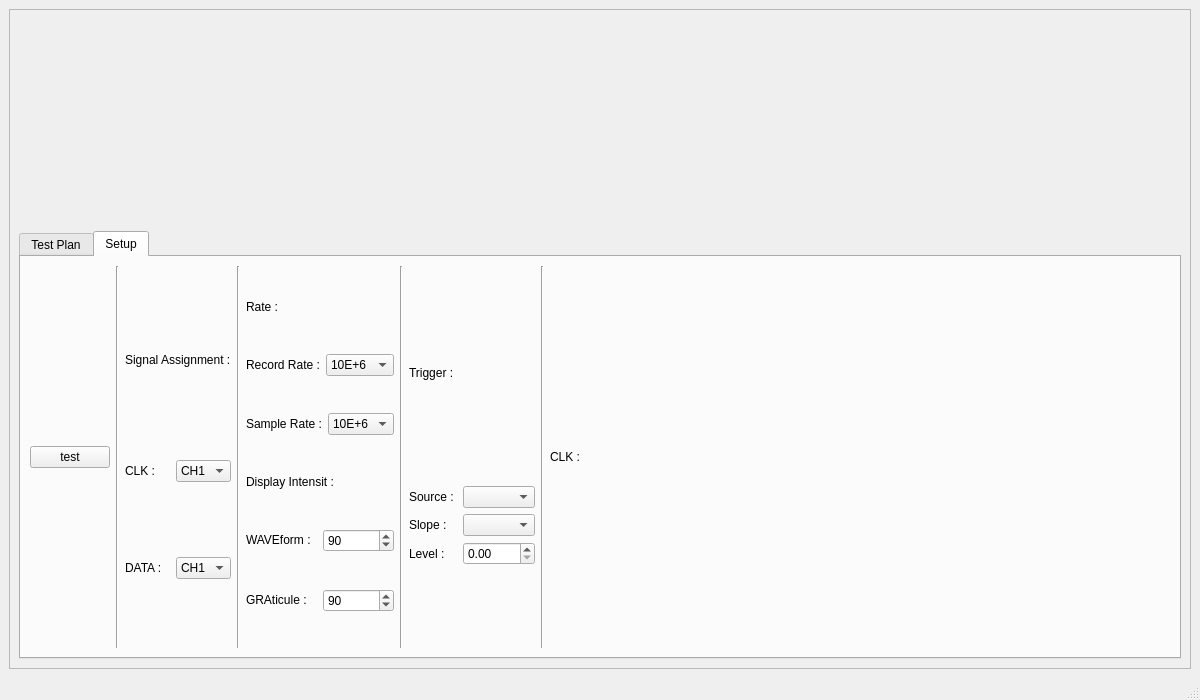
Old version of the form main_window.ui in the repository 106368030chentairong/SPIV-I2C.
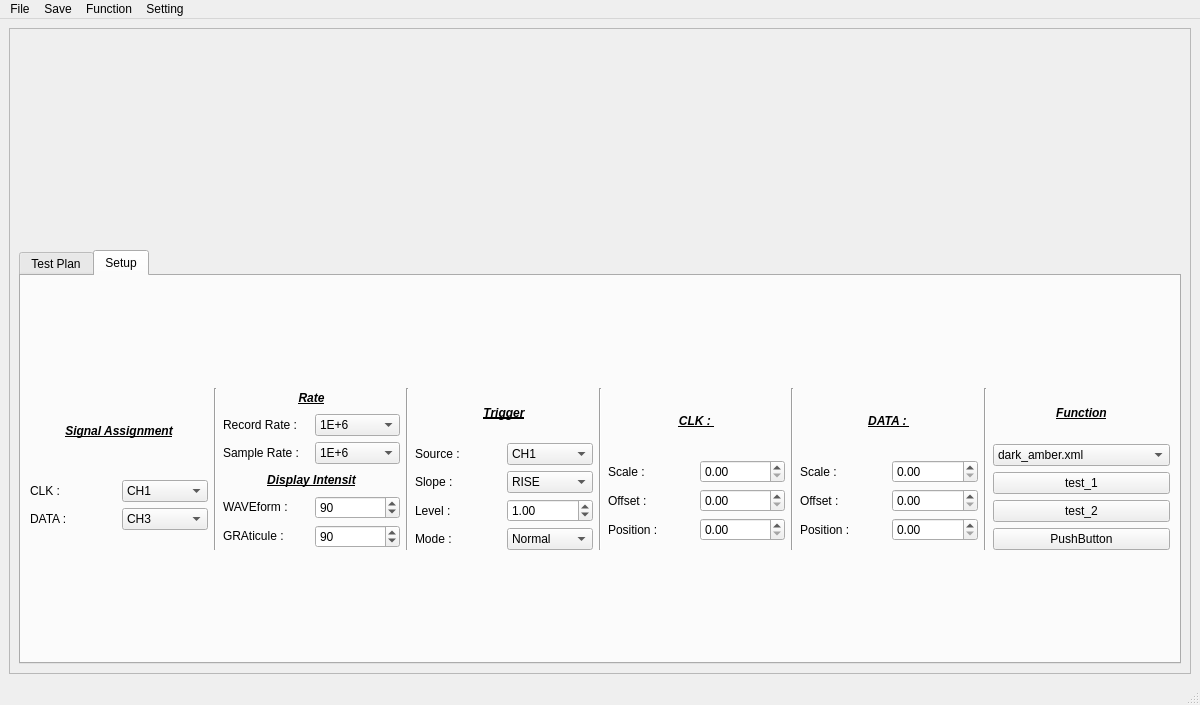
New version of the form. Custom widgets are drawn as their Qt base class.

```diff
--- a/main_window.ui
+++ b/main_window.ui
@@ -7,7 +7,7 @@
     <x>0</x>
     <y>0</y>
     <width>1200</width>
-    <height>700</height>
+    <height>705</height>
    </rect>
   </property>
   <property name="windowTitle">
@@ -136,20 +136,6 @@
               <layout class="QGridLayout" name="gridLayout_3">
                <item row="0" column="0">
                 <layout class="QHBoxLayout" name="horizontalLayout_2">
-                 <item>
-                  <widget class="QPushButton" name="PB_test">
-                   <property name="text">
-                    <string>test</string>
-                   </property>
-                  </widget>
-                 </item>
-                 <item>
-                  <widget class="Line" name="line">
-                   <property name="orientation">
-                    <enum>Qt::Vertical</enum>
-                   </property>
-                  </widget>
-                 </item>
                  <item>
                   <layout class="QVBoxLayout" name="verticalLayout_11">
                    <item>
@@ -160,14 +146,25 @@
                        <height>50</height>
                       </size>
                      </property>
+                     <property name="font">
+                      <font>
+                       <weight>75</weight>
+                       <italic>true</italic>
+                       <bold>true</bold>
+                       <underline>true</underline>
+                      </font>
+                     </property>
                      <property name="text">
-                      <string>Signal Assignment :</string>
+                      <string>Signal Assignment</string>
+                     </property>
+                     <property name="alignment">
+                      <set>Qt::AlignCenter</set>
                      </property>
                     </widget>
                    </item>
                    <item>
-                    <layout class="QHBoxLayout" name="horizontalLayout_6">
-                     <item>
+                    <layout class="QGridLayout" name="gridLayout_6">
+                     <item row="0" column="0">
                       <widget class="QLabel" name="label">
                        <property name="minimumSize">
                         <size>
@@ -189,8 +186,8 @@
                        </property>
                       </widget>
                      </item>
-                     <item>
-                      <widget class="QComboBox" name="comboBox">
+                     <item row="0" column="1">
+                      <widget class="QComboBox" name="CB_CLK_CH">
                        <item>
                         <property name="text">
                          <string>CH1</string>
@@ -213,14 +210,7 @@
                        </item>
                       </widget>
                      </item>
-                    </layout>
-                   </item>
-                   <item>
-                    <layout class="QHBoxLayout" name="horizontalLayout_7">
-                     <property name="sizeConstraint">
-                      <enum>QLayout::SetDefaultConstraint</enum>
-                     </property>
-                     <item>
+                     <item row="1" column="0">
                       <widget class="QLabel" name="label_2">
                        <property name="maximumSize">
                         <size>
@@ -239,8 +229,13 @@
                        </property>
                       </widget>
                      </item>
-                     <item>
-                      <widget class="QComboBox" name="comboBox_2">
+                     <item row="1" column="1">
+                      <widget class="QComboBox" name="CB_DATA_CH">
+                       <item>
+                        <property name="text">
+                         <string>CH3</string>
+                        </property>
+                       </item>
                        <item>
                         <property name="text">
                          <string>CH1</string>
@@ -284,8 +279,19 @@
                        <height>20</height>
                       </size>
                      </property>
+                     <property name="font">
+                      <font>
+                       <weight>75</weight>
+                       <italic>true</italic>
+                       <bold>true</bold>
+                       <underline>true</underline>
+                      </font>
+                     </property>
                      <property name="text">
-                      <string>Rate :</string>
+                      <string>Rate</string>
+                     </property>
+                     <property name="alignment">
+                      <set>Qt::AlignCenter</set>
                      </property>
                     </widget>
                    </item>
@@ -294,12 +300,37 @@
                      <item>
                       <widget class="QLabel" name="label_7">
                        <property name="text">
-                        <string>Record Rate :</string>
+                        <string>Record Rate : </string>
                        </property>
                       </widget>
                      </item>
                      <item>
-                      <widget class="QComboBox" name="comboBox_4">
+                      <widget class="QComboBox" name="CB_RR">
+                       <item>
+                        <property name="text">
+                         <string>1E+6</string>
+                        </property>
+                       </item>
+                       <item>
+                        <property name="text">
+                         <string>1000</string>
+                        </property>
+                       </item>
+                       <item>
+                        <property name="text">
+                         <string>10E+3</string>
+                        </property>
+                       </item>
+                       <item>
+                        <property name="text">
+                         <string>100E+3</string>
+                        </property>
+                       </item>
+                       <item>
+                        <property name="text">
+                         <string>5E+6</string>
+                        </property>
+                       </item>
                        <item>
                         <property name="text">
                          <string>10E+6</string>
@@ -320,12 +351,37 @@
                         </size>
                        </property>
                        <property name="text">
-                        <string>Sample Rate :</string>
+                        <string>Sample Rate : </string>
                        </property>
                       </widget>
                      </item>
                      <item>
-                      <widget class="QComboBox" name="comboBox_3">
+                      <widget class="QComboBox" name="CB_SR">
+                       <item>
+                        <property name="text">
+                         <string>1E+6</string>
+                        </property>
+                       </item>
+                       <item>
+                        <property name="text">
+                         <string>1000</string>
+                        </property>
+                       </item>
+                       <item>
+                        <property name="text">
+                         <string>10E+3</string>
+                        </property>
+                       </item>
+                       <item>
+                        <property name="text">
+                         <string>100E+3</string>
+                        </property>
+                       </item>
+                       <item>
+                        <property name="text">
+                         <string>5E+6</string>
+                        </property>
+                       </item>
                        <item>
                         <property name="text">
                          <string>10E+6</string>
@@ -343,8 +399,19 @@
                        <height>20</height>
                       </size>
                      </property>
+                     <property name="font">
+                      <font>
+                       <weight>75</weight>
+                       <italic>true</italic>
+                       <bold>true</bold>
+                       <underline>true</underline>
+                      </font>
+                     </property>
                      <property name="text">
-                      <string>Display Intensit :</string>
+                      <string>Display Intensit</string>
+                     </property>
+                     <property name="alignment">
+                      <set>Qt::AlignCenter</set>
                      </property>
                     </widget>
                    </item>
@@ -365,7 +432,7 @@
                         </size>
                        </property>
                        <property name="text">
-                        <string>WAVEform :</string>
+                        <string>WAVEform : </string>
                        </property>
                       </widget>
                      </item>
@@ -395,7 +462,7 @@
                         </size>
                        </property>
                        <property name="text">
-                        <string>GRAticule :</string>
+                        <string>GRAticule : </string>
                        </property>
                       </widget>
                      </item>
@@ -433,8 +500,21 @@
                        <height>50</height>
                       </size>
                      </property>
+                     <property name="font">
+                      <font>
+                       <pointsize>9</pointsize>
+                       <weight>75</weight>
+                       <italic>true</italic>
+                       <bold>true</bold>
+                       <underline>true</underline>
+                       <strikeout>false</strikeout>
+                      </font>
+                     </property>
                      <property name="text">
-                      <string>Trigger :</string>
+                      <string>Trigger</string>
+                     </property>
+                     <property name="alignment">
+                      <set>Qt::AlignCenter</set>
                      </property>
                     </widget>
                    </item>
@@ -450,15 +530,60 @@
                      <item row="1" column="0">
                       <widget class="QLabel" name="label_5">
                        <property name="text">
-                        <string>Slope :</string>
+                        <string>Slope : </string>
                        </property>
                       </widget>
                      </item>
-                     <item row="1" column="1">
-                      <widget class="QComboBox" name="comboBox_5"/>
-                     </item>
                      <item row="0" column="1">
-                      <widget class="QComboBox" name="comboBox_6"/>
+                      <widget class="QComboBox" name="CB_Trigger_CH">
+                       <item>
+                        <property name="text">
+                         <string>CH1</string>
+                        </property>
+                       </item>
+                       <item>
+                        <property name="text">
+                         <string>CH2</string>
+                        </property>
+                       </item>
+                       <item>
+                        <property name="text">
+                         <string>CH3</string>
+                        </property>
+                       </item>
+                       <item>
+                        <property name="text">
+                         <string>CH4</string>
+                        </property>
+                       </item>
+                      </widget>
+                     </item>
+                     <item row="2" column="1">
+                      <widget class="QDoubleSpinBox" name="CB_Trigger_LV">
+                       <property name="minimum">
+                        <double>-99.000000000000000</double>
+                       </property>
+                       <property name="singleStep">
+                        <double>0.100000000000000</double>
+                       </property>
+                       <property name="value">
+                        <double>1.000000000000000</double>
+                       </property>
+                      </widget>
+                     </item>
+                     <item row="1" column="1">
+                      <widget class="QComboBox" name="CB_Trigger_SL">
+                       <item>
+                        <property name="text">
+                         <string>RISE</string>
+                        </property>
+                       </item>
+                       <item>
+                        <property name="text">
+                         <string>FALL</string>
+                        </property>
+                       </item>
+                      </widget>
                      </item>
                      <item row="2" column="0">
                       <widget class="QLabel" name="label_12">
@@ -467,8 +592,26 @@
                        </property>
                       </widget>
                      </item>
-                     <item row="2" column="1">
-                      <widget class="QDoubleSpinBox" name="doubleSpinBox"/>
+                     <item row="3" column="0">
+                      <widget class="QLabel" name="label_15">
+                       <property name="text">
+                        <string>Mode : </string>
+                       </property>
+                      </widget>
+                     </item>
+                     <item row="3" column="1">
+                      <widget class="QComboBox" name="CB_Trigger_MODE">
+                       <item>
+                        <property name="text">
+                         <string>Normal</string>
+                        </property>
+                       </item>
+                       <item>
+                        <property name="text">
+                         <string>Auto</string>
+                        </property>
+                       </item>
+                      </widget>
                      </item>
                     </layout>
                    </item>
@@ -485,25 +628,292 @@
                   <layout class="QVBoxLayout" name="verticalLayout_10">
                    <item>
                     <widget class="QLabel" name="label_14">
+                     <property name="maximumSize">
+                      <size>
+                       <width>16777215</width>
+                       <height>50</height>
+                      </size>
+                     </property>
+                     <property name="font">
+                      <font>
+                       <weight>75</weight>
+                       <italic>true</italic>
+                       <bold>true</bold>
+                       <underline>true</underline>
+                      </font>
+                     </property>
                      <property name="text">
                       <string>CLK : </string>
                      </property>
+                     <property name="alignment">
+                      <set>Qt::AlignCenter</set>
+                     </property>
                     </widget>
                    </item>
+                   <item>
+                    <layout class="QGridLayout" name="gridLayout_5">
+                     <item row="0" column="0">
+                      <widget class="QLabel" name="label_16">
+                       <property name="text">
+                        <string>Scale : </string>
+                       </property>
+                      </widget>
+                     </item>
+                     <item row="1" column="0">
+                      <widget class="QLabel" name="label_17">
+                       <property name="text">
+                        <string>Offset : </string>
+                       </property>
+                      </widget>
+                     </item>
+                     <item row="0" column="1">
+                      <widget class="QDoubleSpinBox" name="SB_CLK_Scale"/>
+                     </item>
+                     <item row="1" column="1">
+                      <widget class="QDoubleSpinBox" name="SB_CLK_Offset"/>
+                     </item>
+                     <item row="2" column="0">
+                      <widget class="QLabel" name="label_21">
+                       <property name="text">
+                        <string>Position : </string>
+                       </property>
+                      </widget>
+                     </item>
+                     <item row="2" column="1">
+                      <widget class="QDoubleSpinBox" name="SB_CLK_Position"/>
+                     </item>
+                    </layout>
+                   </item>
                   </layout>
                  </item>
                  <item>
-                  <spacer name="horizontalSpacer">
+                  <widget class="Line" name="line_2">
                    <property name="orientation">
-                    <enum>Qt::Horizontal</enum>
+                    <enum>Qt::Vertical</enum>
                    </property>
-                   <property name="sizeHint" stdset="0">
-                    <size>
-                     <width>40</width>
-                     <height>20</height>
-                    </size>
+                  </widget>
+                 </item>
+                 <item>
+                  <layout class="QVBoxLayout" name="verticalLayout_8">
+                   <item>
+                    <widget class="QLabel" name="label_18">
+                     <property name="maximumSize">
+                      <size>
+                       <width>16777215</width>
+                       <height>50</height>
+                      </size>
+                     </property>
+                     <property name="font">
+                      <font>
+                       <weight>75</weight>
+                       <italic>true</italic>
+                       <bold>true</bold>
+                       <underline>true</underline>
+                      </font>
+                     </property>
+                     <property name="text">
+                      <string>DATA : </string>
+                     </property>
+                     <property name="alignment">
+                      <set>Qt::AlignCenter</set>
+                     </property>
+                    </widget>
+                   </item>
+                   <item>
+                    <layout class="QGridLayout" name="gridLayout_4">
+                     <item row="1" column="0">
+                      <widget class="QLabel" name="label_20">
+                       <property name="text">
+                        <string>Offset : </string>
+                       </property>
+                      </widget>
+                     </item>
+                     <item row="0" column="1">
+                      <widget class="QDoubleSpinBox" name="SB_DATA_Scale"/>
+                     </item>
+                     <item row="0" column="0">
+                      <widget class="QLabel" name="label_19">
+                       <property name="text">
+                        <string>Scale : </string>
+                       </property>
+                      </widget>
+                     </item>
+                     <item row="1" column="1">
+                      <widget class="QDoubleSpinBox" name="SB_DATA_Offset"/>
+                     </item>
+                     <item row="2" column="0">
+                      <widget class="QLabel" name="label_22">
+                       <property name="text">
+                        <string>Position : </string>
+                       </property>
+                      </widget>
+                     </item>
+                     <item row="2" column="1">
+                      <widget class="QDoubleSpinBox" name="SB_DATA_Position"/>
+                     </item>
+                    </layout>
+                   </item>
+                  </layout>
+                 </item>
+                 <item>
+                  <widget class="Line" name="line_6">
+                   <property name="orientation">
+                    <enum>Qt::Vertical</enum>
                    </property>
-                  </spacer>
+                  </widget>
+                 </item>
+                 <item>
+                  <layout class="QVBoxLayout" name="verticalLayout_5">
+                   <item>
+                    <widget class="QLabel" name="label_23">
+                     <property name="maximumSize">
+                      <size>
+                       <width>16777215</width>
+                       <height>50</height>
+                      </size>
+                     </property>
+                     <property name="font">
+                      <font>
+                       <weight>75</weight>
+                       <italic>true</italic>
+                       <bold>true</bold>
+                       <underline>true</underline>
+                      </font>
+                     </property>
+                     <property name="text">
+                      <string>Function</string>
+                     </property>
+                     <property name="alignment">
+                      <set>Qt::AlignCenter</set>
+                     </property>
+                    </widget>
+                   </item>
+                   <item>
+                    <widget class="QComboBox" name="CB_style">
+                     <item>
+                      <property name="text">
+                       <string>dark_amber.xml</string>
+                      </property>
+                     </item>
+                     <item>
+                      <property name="text">
+                       <string>default</string>
+                      </property>
+                     </item>
+                     <item>
+                      <property name="text">
+                       <string>dark_blue.xml</string>
+                      </property>
+                     </item>
+                     <item>
+                      <property name="text">
+                       <string>dark_cyan.xml</string>
+                      </property>
+                     </item>
+                     <item>
+                      <property name="text">
+                       <string>dark_lightgreen.xml</string>
+                      </property>
+                     </item>
+                     <item>
+                      <property name="text">
+                       <string>dark_pink.xml</string>
+                      </property>
+                     </item>
+                     <item>
+                      <property name="text">
+                       <string>dark_purple.xml</string>
+                      </property>
+                     </item>
+                     <item>
+                      <property name="text">
+                       <string>dark_red.xml</string>
+                      </property>
+                     </item>
+                     <item>
+                      <property name="text">
+                       <string>dark_teal.xml</string>
+                      </property>
+                     </item>
+                     <item>
+                      <property name="text">
+                       <string>dark_yellow.xml</string>
+                      </property>
+                     </item>
+                     <item>
+                      <property name="text">
+                       <string>light_amber.xml</string>
+                      </property>
+                     </item>
+                     <item>
+                      <property name="text">
+                       <string>light_blue.xml</string>
+                      </property>
+                     </item>
+                     <item>
+                      <property name="text">
+                       <string>light_cyan.xml</string>
+                      </property>
+                     </item>
+                     <item>
+                      <property name="text">
+                       <string>light_cyan_500.xml</string>
+                      </property>
+                     </item>
+                     <item>
+                      <property name="text">
+                       <string>light_lightgreen.xml</string>
+                      </property>
+                     </item>
+                     <item>
+                      <property name="text">
+                       <string>light_pink.xml</string>
+                      </property>
+                     </item>
+                     <item>
+                      <property name="text">
+                       <string>light_purple.xml</string>
+                      </property>
+                     </item>
+                     <item>
+                      <property name="text">
+                       <string>light_red.xml</string>
+                      </property>
+                     </item>
+                     <item>
+                      <property name="text">
+                       <string>light_teal.xml</string>
+                      </property>
+                     </item>
+                     <item>
+                      <property name="text">
+                       <string>light_yellow.xml</string>
+                      </property>
+                     </item>
+                    </widget>
+                   </item>
+                   <item>
+                    <widget class="QPushButton" name="PB_test">
+                     <property name="text">
+                      <string>test_1</string>
+                     </property>
+                    </widget>
+                   </item>
+                   <item>
+                    <widget class="QPushButton" name="PB_test2">
+                     <property name="text">
+                      <string>test_2</string>
+                     </property>
+                    </widget>
+                   </item>
+                   <item>
+                    <widget class="QPushButton" name="PB_test3">
+                     <property name="text">
+                      <string>PushButton</string>
+                     </property>
+                    </widget>
+                   </item>
+                  </layout>
                  </item>
                 </layout>
                </item>
@@ -529,6 +939,31 @@
      <height>24</height>
     </rect>
    </property>
+   <widget class="QMenu" name="menuFile">
+    <property name="title">
+     <string>File</string>
+    </property>
+   </widget>
+   <widget class="QMenu" name="menuSave">
+    <property name="title">
+     <string>Save</string>
+    </property>
+   </widget>
+   <widget class="QMenu" name="menuFunction">
+    <property name="title">
+     <string>Function</string>
+    </property>
+   </widget>
+   <widget class="QMenu" name="menuSetting">
+    <property name="title">
+     <string>Setting</string>
+    </property>
+    <addaction name="actionStyle"/>
+   </widget>
+   <addaction name="menuFile"/>
+   <addaction name="menuSave"/>
+   <addaction name="menuFunction"/>
+   <addaction name="menuSetting"/>
   </widget>
   <widget class="QStatusBar" name="statusbar"/>
  </widget>
```
Left out of the diff: 14 changed lines with no effect on the pictures.
